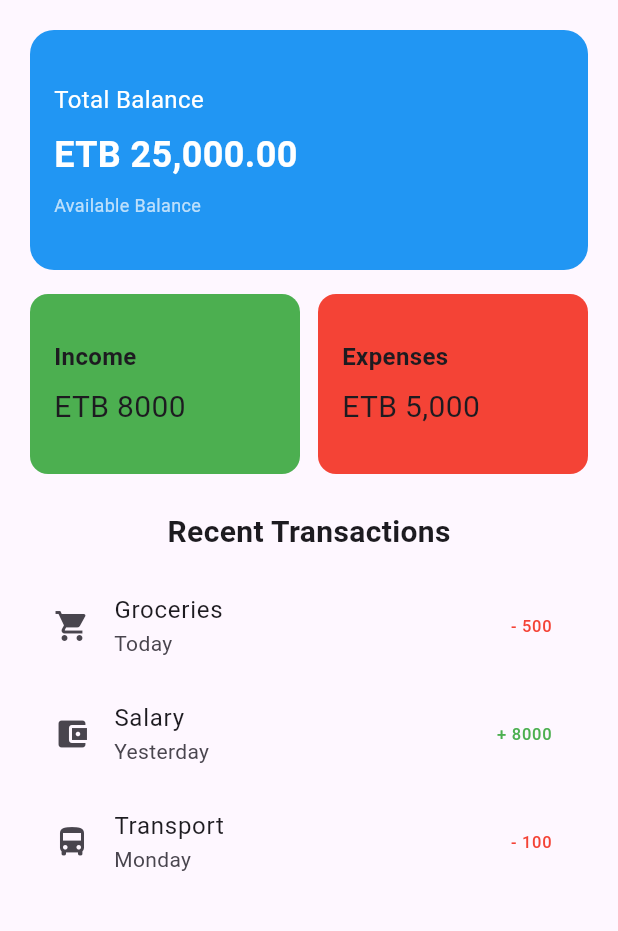
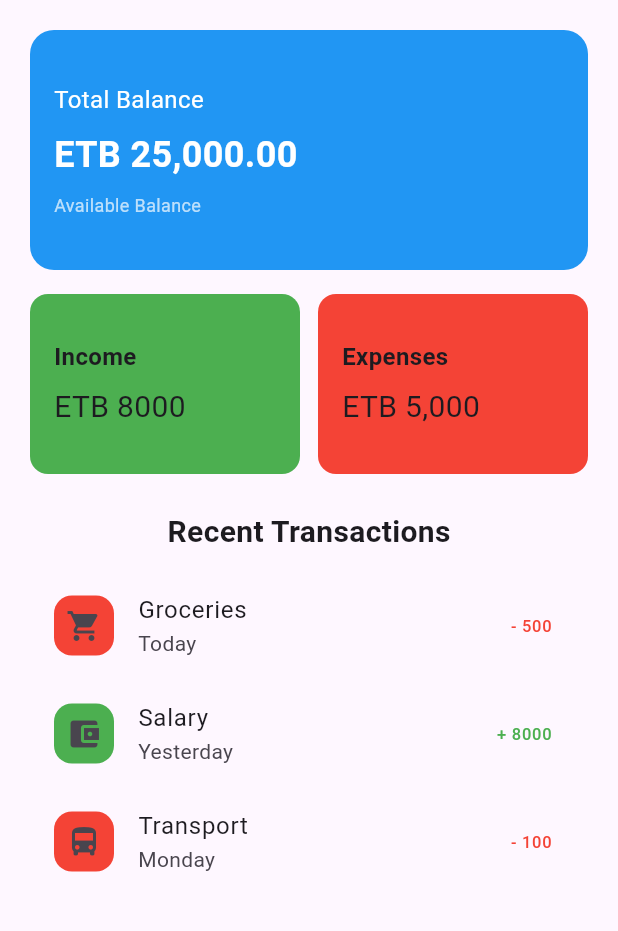
Before and after one commit to kalebbirhanu/fintracker, a Flutter app: the screen it shows after launch, on a phone screen of 412 x 824 dp, the part 84-1015 px from its top. Run offline on Flutter 3.47's test engine with Material 3 defaults, Android fonts, the phone set to English and light mode, and no system bars.

Commit message:
updating dashboard

```diff
--- a/lib/main.dart
+++ b/lib/main.dart
@@ -82,7 +82,15 @@ class MyHomePage extends StatelessWidget {
   final amount = transactions[index]['amount'] as int;
         final amountText = transactions[index]['isIncome'] == true ? '+ ${amount.abs()}'.toString() : '- ${amount.abs()}';
       return ListTile(
-        leading: Icon(transactions[index]['icon'] as IconData),
+        leading: Container(
+          padding: EdgeInsets.all(8),
+          decoration: BoxDecoration(
+borderRadius: BorderRadius.circular(12),
+color: transactions[index]['isIncome'] == true ? Colors.green : Colors.red
+),
+          child: Icon(transactions[index]['icon'] as IconData),),
+
+
         title: Text(transactions[index]['title'].toString()),
         subtitle: Text(transactions[index]['date'].toString()),
         trailing: Text(amountText,
```
